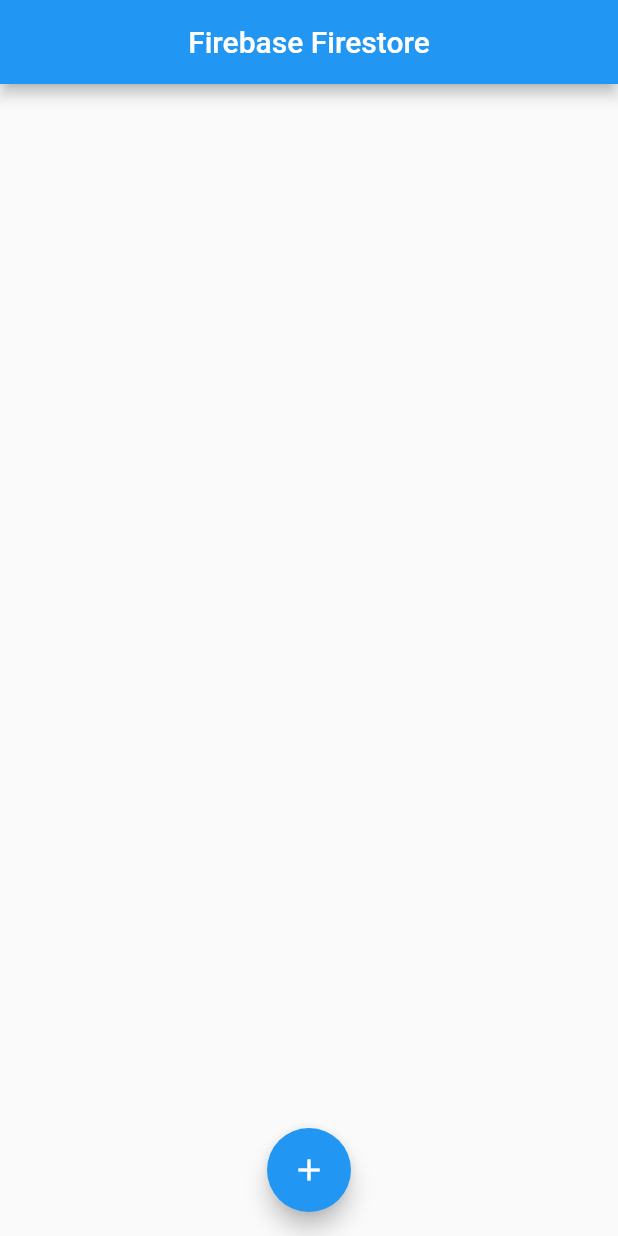
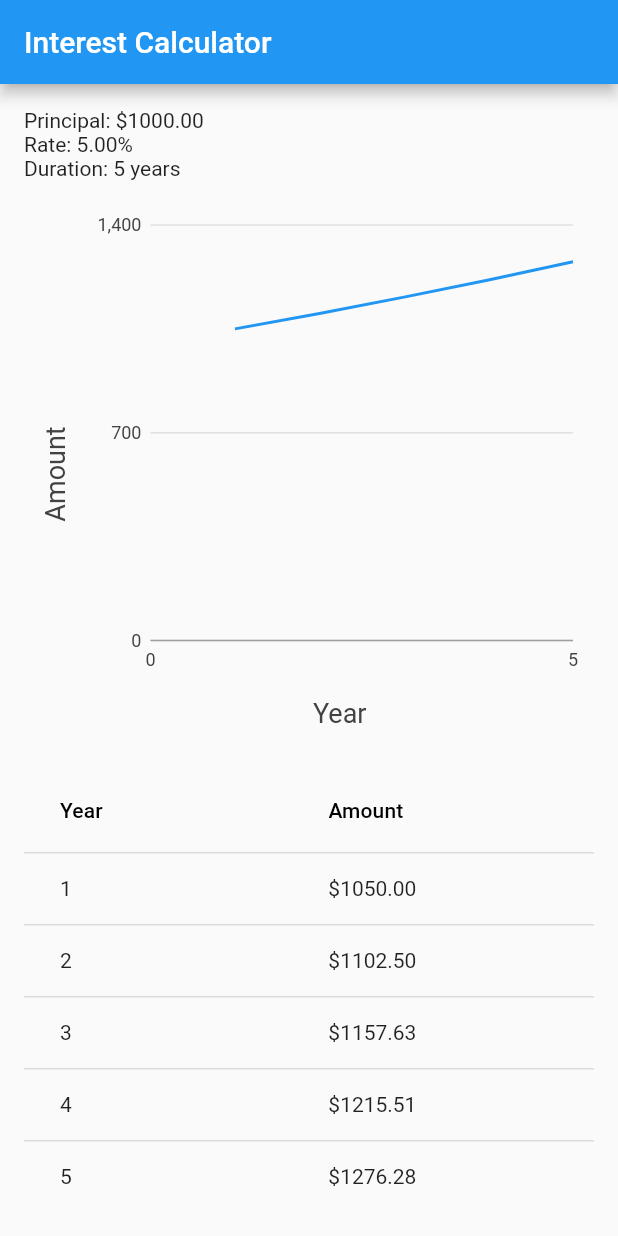
Before and after one commit to kasims07/crud_dbFlutter, a Flutter app: the screen it shows after launch, on a phone screen of 412 x 824 dp. Run offline on Flutter 3.47's test engine with Material 2 defaults, Android fonts, the phone set to English and light mode, and no system bars; our stand-ins replace charts_flutter_new, cloud_firestore, firebase_core, in_app_purchase, shared_preferences; missing offline and left inert: in_app_purchase_android, in_app_purchase_storekit; accounts and stored records are empty.

Commit message:
commit by kasam: add calculator files

```diff
--- /dev/null
+++ b/lib/calculator.dart
@@ -0,0 +1,95 @@
+import 'package:charts_flutter_new/flutter.dart' as charts;
+import 'package:flutter/material.dart';
+
+class InterestCalculator extends StatefulWidget {
+  @override
+  _InterestCalculatorState createState() => _InterestCalculatorState();
+}
+
+class _InterestCalculatorState extends State<InterestCalculator> {
+  double principal = 1000.0;
+  double rate = 5.0;
+  int duration = 5;
+
+  List<charts.Series<InterestData, int>> _data = [];
+
+  @override
+  void initState() {
+    super.initState();
+    _calculateInterest();
+  }
+
+  void _calculateInterest() {
+    List<InterestData> data = [];
+    double balance = principal;
+
+    for (int year = 1; year <= duration; year++) {
+      double interest = balance * rate / 100;
+      balance += interest;
+
+      data.add(InterestData(year, balance));
+    }
+
+    setState(() {
+      _data = [
+        charts.Series(
+          id: 'Interest',
+          data: data,
+          domainFn: (InterestData d, _) => d.year,
+          measureFn: (InterestData d, _) => d.amount.toInt(),
+        )
+      ];
+    });
+  }
+
+  @override
+  Widget build(BuildContext context) {
+    return Scaffold(
+      appBar: AppBar(title: Text('Interest Calculator')),
+      body: Padding(
+        padding: const EdgeInsets.all(16.0),
+        child: Column(
+          crossAxisAlignment: CrossAxisAlignment.stretch,
+          children: [
+            Text('Principal: \$${principal.toStringAsFixed(2)}'),
+            Text('Rate: ${rate.toStringAsFixed(2)}%'),
+            Text('Duration: $duration years'),
+            SizedBox(height: 16),
+            Expanded(
+              child: charts.LineChart(
+                _data,
+                animate: true,
+                animationDuration: Duration(seconds: 1),
+                behaviors: [
+                  charts.ChartTitle('Year', behaviorPosition: charts.BehaviorPosition.bottom),
+                  charts.ChartTitle('Amount', behaviorPosition: charts.BehaviorPosition.start),
+                ],
+              ),
+            ),
+            SizedBox(height: 16),
+            DataTable(
+              columns: [
+                DataColumn(label: Text('Year')),
+                DataColumn(label: Text('Amount')),
+              ],
+              rows: _data[0]
+                  .data
+                  .map((d) => DataRow(cells: [
+                        DataCell(Text(d.year.toString())),
+                        DataCell(Text('\$${d.amount.toStringAsFixed(2)}')),
+                      ]))
+                  .toList(),
+            ),
+          ],
+        ),
+      ),
+    );
+  }
+}
+
+class InterestData {
+  final int year;
+  final double amount;
+
+  InterestData(this.year, this.amount);
+}
--- a/lib/main.dart
+++ b/lib/main.dart
@@ -1,7 +1,7 @@
 import 'package:firebase_core/firebase_core.dart';
 import 'package:flutter/material.dart';
 
-import 'home_screen.dart';
+import 'calculator.dart';
 
 void main() async {
   WidgetsFlutterBinding.ensureInitialized();
@@ -20,7 +20,7 @@ class MyApp extends StatelessWidget {
       theme: ThemeData(
         primarySwatch: Colors.blue,
       ),
-      home: HomePage(),
+      home: InterestCalculator(),
     );
   }
 }
--- a/pubspec.yaml
+++ b/pubspec.yaml
@@ -38,6 +38,9 @@ dependencies:
   cupertino_icons: ^1.0.2
   firebase_core: ^2.5.0
   cloud_firestore: ^4.3.2
+  in_app_purchase: ^3.1.1
+  shared_preferences: ^2.0.17
+  charts_flutter_new: ^0.12.0
 
 dev_dependencies:
   flutter_test:
```
Also changed, not shown: lib/consumble_store.dart (added, +52 -0 lines), lib/counter_code.dart (added, +17 -0 lines), lib/counter_screen.dart (added, +50 -0 lines), lib/home_screen.dart (+10 -0 lines), lib/in_app_puches.dart (added, +477 -0 lines), pubspec.lock, 4 other files.
